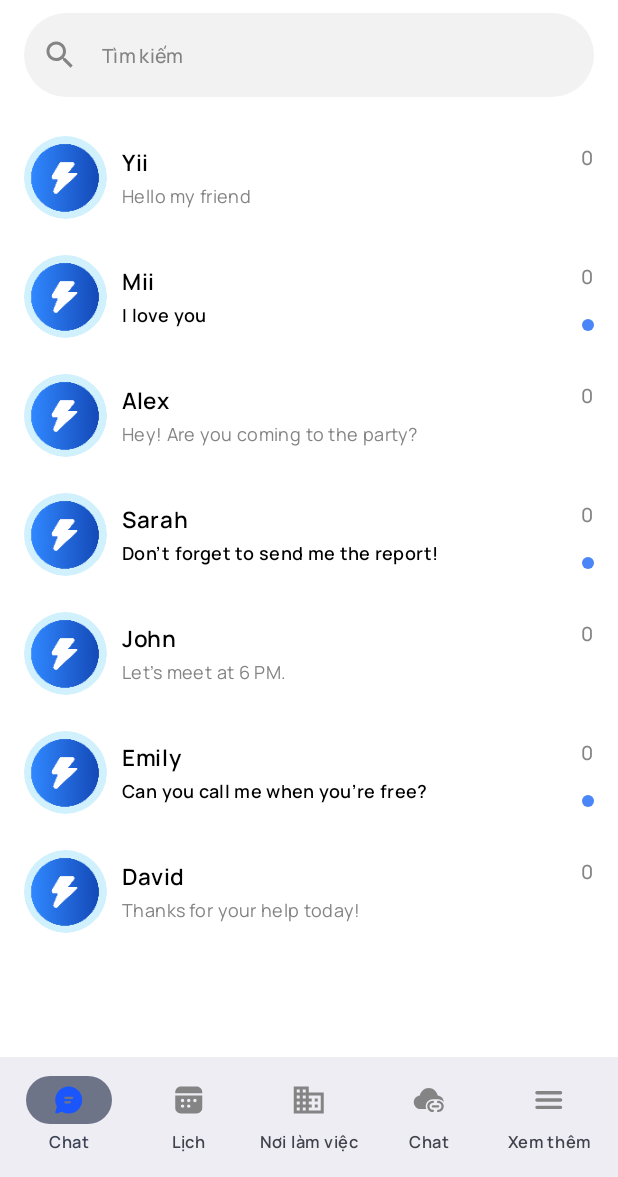
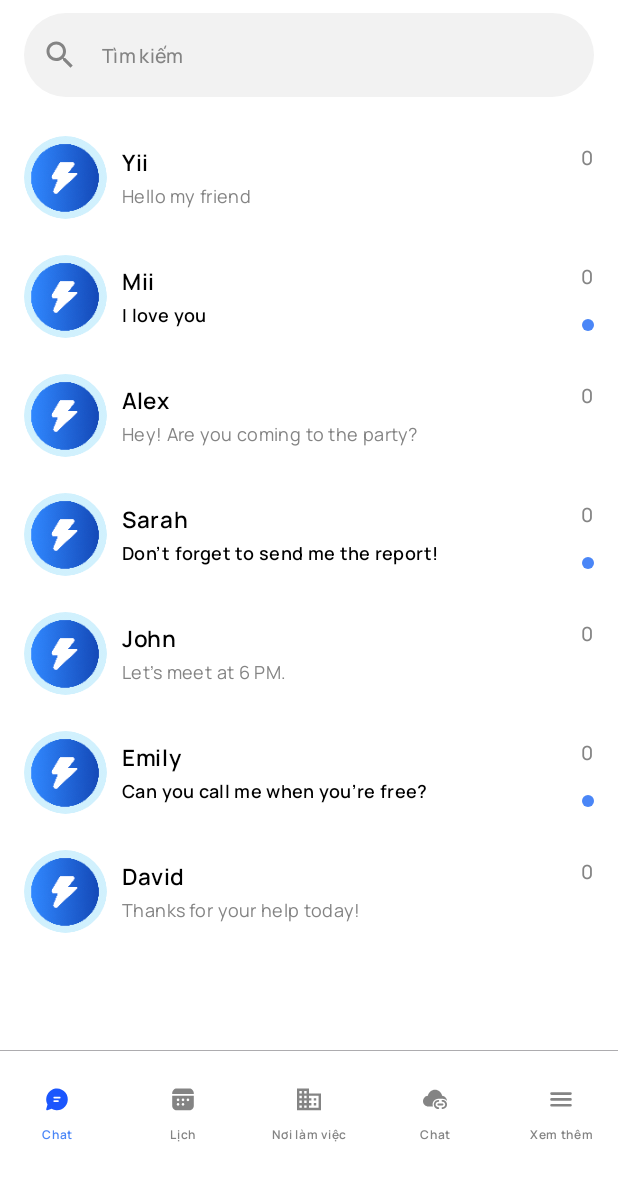
Before and after one commit to tungnk123/Zark, an Android app built with Jetpack Compose: the screen it shows after launch (MainActivity), on a phone screen of 412 x 824 dp, the part 59-1236 px from its top. Run offline under Robolectric (Android 15) with nearby library versions, the phone set to English and light mode, and no system bars; our stand-ins replace Dagger/Hilt's generated code, accompanist.

Commit message:
Add new logic for navigation bar

```diff
--- a/app/src/main/java/com/tungnk123/zark/ui/navigation/NavigationBar.kt
+++ b/app/src/main/java/com/tungnk123/zark/ui/navigation/NavigationBar.kt
@@ -2,19 +2,26 @@ package com.tungnk123.zark.ui.navigation
 
 import androidx.compose.animation.Crossfade
 import androidx.compose.foundation.Image
-import androidx.compose.foundation.layout.Spacer
+import androidx.compose.foundation.layout.Column
+import androidx.compose.foundation.layout.padding
 import androidx.compose.foundation.layout.width
-import androidx.compose.material3.Icon
+import androidx.compose.material3.HorizontalDivider
 import androidx.compose.material3.MaterialTheme
 import androidx.compose.material3.NavigationBar
 import androidx.compose.material3.NavigationBarItem
+import androidx.compose.material3.NavigationBarItemDefaults
 import androidx.compose.material3.Text
 import androidx.compose.runtime.Composable
 import androidx.compose.ui.Modifier
+import androidx.compose.ui.draw.clipToBounds
+import androidx.compose.ui.graphics.Color
 import androidx.compose.ui.res.painterResource
 import androidx.compose.ui.text.style.TextAlign
 import androidx.compose.ui.text.style.TextOverflow
 import androidx.compose.ui.unit.dp
+import androidx.compose.ui.unit.sp
+import com.tungnk123.zark.ui.theme.c_4A86F7
+import com.tungnk123.zark.ui.theme.c_848484
 
 @Composable
 fun BottomNavigationBar(
@@ -23,11 +30,16 @@ fun BottomNavigationBar(
     onTabSelected: (NavigationBarMetadataItem) -> Unit,
     modifier: Modifier = Modifier
 ) {
+    Column(modifier = modifier.clipToBounds()) {
+        HorizontalDivider(
+            thickness = 0.5.dp,
+            color = c_848484
+        )
+
         NavigationBar(
-        modifier = modifier
+            containerColor = Color.White,
+            tonalElevation = 0.dp,
         ) {
-        Spacer(modifier = Modifier.width(2.dp))
-
             tabItemsList.forEach { tab ->
                 val isSelected = currentTab.navigationRoute == tab.navigationRoute
 
@@ -41,24 +53,41 @@ fun BottomNavigationBar(
                         ) {
                             Image(
                                 painter = painterResource(if (it) tab.selectedIconRes else tab.unselectedIconRes),
-                            contentDescription = tab.navigationRoute.route
+                                contentDescription = tab.navigationRoute.route,
+                                modifier = Modifier
+                                    .width(20.dp)
                             )
                         }
                     },
                     label = {
                         Text(
                             text = tab.navigationRoute.name,
-                        style = MaterialTheme.typography.labelSmall,
+                            style = MaterialTheme.typography.labelSmall.copy(
+                                fontSize = 8.sp
+                            ),
                             textAlign = TextAlign.Center,
                             overflow = TextOverflow.Ellipsis,
-                        softWrap = false
+                            softWrap = false,
+                            modifier = Modifier
+                                .padding(top = 0.dp)
                         )
                     },
-                onClick = {
-                    onTabSelected(tab)
-                }
+                    onClick = { onTabSelected(tab) },
+                    colors = NavigationBarItemDefaults.colors(
+                        indicatorColor = Color.Transparent,
+                        selectedTextColor = c_4A86F7,
+                        selectedIconColor = c_4A86F7,
+                        unselectedTextColor = c_848484,
+                        unselectedIconColor = c_848484
+                    ),
+                    modifier = Modifier
+                        .weight(1f)
+                        .padding(
+                            horizontal = 0.dp,
+                            vertical = 2.dp
+                        )
                 )
             }
-        Spacer(modifier = Modifier.width(2.dp))
         }
     }
+}
```
Lines whose indentation alone changed are shown as unchanged.
